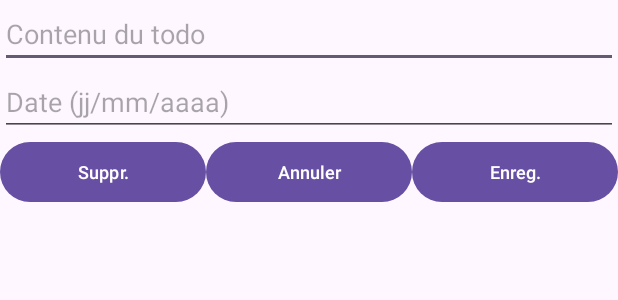
After one commit to Konynico/Chronos-HM40, an Android app: the layout dialog_edit_todo.xml on its own in the app's theme, with its tools: preview values and no code run, on a phone screen of 412 x 824 dp. The commit adds this screen. Shown: the top 300 px of the screen. Run offline under Robolectric (Android 15) with nearby library versions, the phone set to English and light mode, and no system bars.

Commit message:
Améliorations todo : edit

```diff
--- a/app/src/main/res/layout/activity_todo_list.xml
+++ b/app/src/main/res/layout/activity_todo_list.xml
@@ -29,7 +29,7 @@
             android:id="@+id/etNewDate"
             android:layout_width="match_parent"
             android:layout_height="wrap_content"
-            android:hint="Enter a date for the ToDo" />
+            android:hint="Date (jj/mm/aaaa)" />
 
         <Button
             android:id="@+id/button"
--- /dev/null
+++ b/app/src/main/res/layout/dialog_edit_todo.xml
@@ -0,0 +1,57 @@
+<LinearLayout xmlns:android="http://schemas.android.com/apk/res/android"
+    android:layout_width="match_parent"
+    android:layout_height="wrap_content"
+    android:orientation="vertical">
+
+    <EditText
+        android:id="@+id/etEditItem"
+        android:layout_width="match_parent"
+        android:layout_height="wrap_content"
+        android:hint="Contenu du todo"
+        android:autoSizeMinTextSize="12sp"
+        android:autoSizeMaxTextSize="48sp"
+        android:autoSizeStepGranularity="2sp"
+        android:autoSizeTextType="uniform" />
+
+    <EditText
+        android:id="@+id/etEditDate"
+        android:layout_width="match_parent"
+        android:layout_height="wrap_content"
+        android:hint="Date (jj/mm/aaaa)"
+        android:autoSizeMinTextSize="12sp"
+        android:autoSizeMaxTextSize="48sp"
+        android:autoSizeStepGranularity="2sp"
+        android:autoSizeTextType="uniform" />
+
+    <LinearLayout
+        android:layout_width="match_parent"
+        android:layout_height="wrap_content"
+        android:orientation="horizontal">
+
+        <Button
+            android:id="@+id/btnDelete"
+            android:layout_width="0dp"
+            android:layout_height="wrap_content"
+            android:layout_weight="1"
+            android:textSize="12sp"
+            android:text="Suppr." />
+
+        <Button
+            android:id="@+id/btnCancel"
+            android:layout_width="0dp"
+            android:layout_height="wrap_content"
+            android:layout_weight="1"
+            android:textSize="12sp"
+            android:text="Annuler" />
+
+        <Button
+            android:id="@+id/btnSave"
+            android:layout_width="0dp"
+            android:layout_height="wrap_content"
+            android:layout_weight="1"
+            android:textSize="12sp"
+            android:text="Enreg." />
+
+    </LinearLayout>
+
+</LinearLayout>
```
Also changed, not shown: app/src/main/java/com/example/chronos_hm40/TodoList.java (+70 -17 lines).
